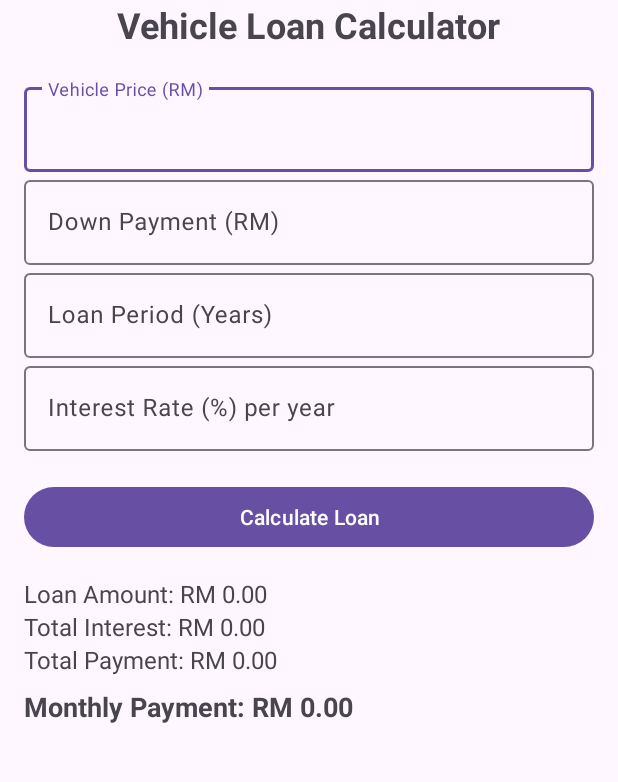
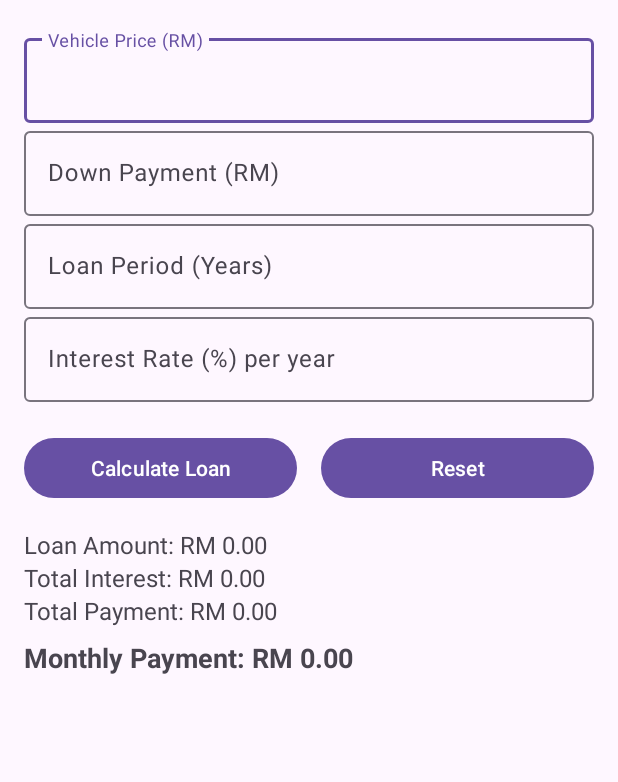
Before and after one commit to prosteria24/LabAssessmentICT602, an Android app: the screen it shows after launch (MainActivity), on a phone screen of 412 x 824 dp, the part 174-956 px from its top. Run offline under Robolectric (Android 15) with nearby library versions, the phone set to English and light mode, and no system bars.

Commit message:
Initial commit

```diff
--- a/app/src/main/res/layout/activity_main.xml
+++ b/app/src/main/res/layout/activity_main.xml
@@ -11,18 +11,10 @@
         android:src="@mipmap/ic_launcher"
         android:contentDescription="@string/app_logo" />
 
-    <TextView
-        android:layout_width="wrap_content"
-        android:layout_height="wrap_content"
-        android:text="@string/vehicle_loan_calculator"
-        android:textSize="24sp"
-        android:textStyle="bold"
-        android:layout_gravity="center_horizontal"
-        android:layout_marginBottom="20dp"/>
-
     <com.google.android.material.textfield.TextInputLayout
         android:layout_width="match_parent"
         android:layout_height="wrap_content"
+        android:layout_marginTop="20dp"
         android:hint="Vehicle Price (RM)">
         <com.google.android.material.textfield.TextInputEditText
             android:id="@+id/input_price"
@@ -30,6 +22,7 @@
             android:layout_height="wrap_content"
             android:inputType="numberDecimal"/>
     </com.google.android.material.textfield.TextInputLayout>
+
     <com.google.android.material.textfield.TextInputLayout
         android:layout_width="match_parent"
         android:layout_height="wrap_content"
@@ -63,12 +56,29 @@
             android:inputType="numberDecimal"/>
     </com.google.android.material.textfield.TextInputLayout>
 
+    <LinearLayout
+        android:layout_width="match_parent"
+        android:layout_height="wrap_content"
+        android:orientation="horizontal"
+        android:layout_marginTop="20dp">
+
         <Button
             android:id="@+id/button_calculate"
-android:layout_width="match_parent"
+            android:layout_width="0dp"
             android:layout_height="wrap_content"
+            android:layout_weight="1"
             android:text="Calculate Loan"
-android:layout_marginTop="20dp"/>
+            android:layout_marginEnd="8dp"/>
+
+        <Button
+            android:id="@+id/button_reset"
+            android:layout_width="0dp"
+            android:layout_height="wrap_content"
+            android:layout_weight="1"
+            android:text="Reset"
+            android:layout_marginStart="8dp"/>
+
+    </LinearLayout>
 
     <TextView
         android:id="@+id/output_loan_amount"
```
Also changed, not shown: app/src/main/AndroidManifest.xml (+4 -3 lines), app/src/main/java/com/example/labassessment/MainActivity.java (+21 -8 lines). Lines whose indentation alone changed are shown as unchanged.
